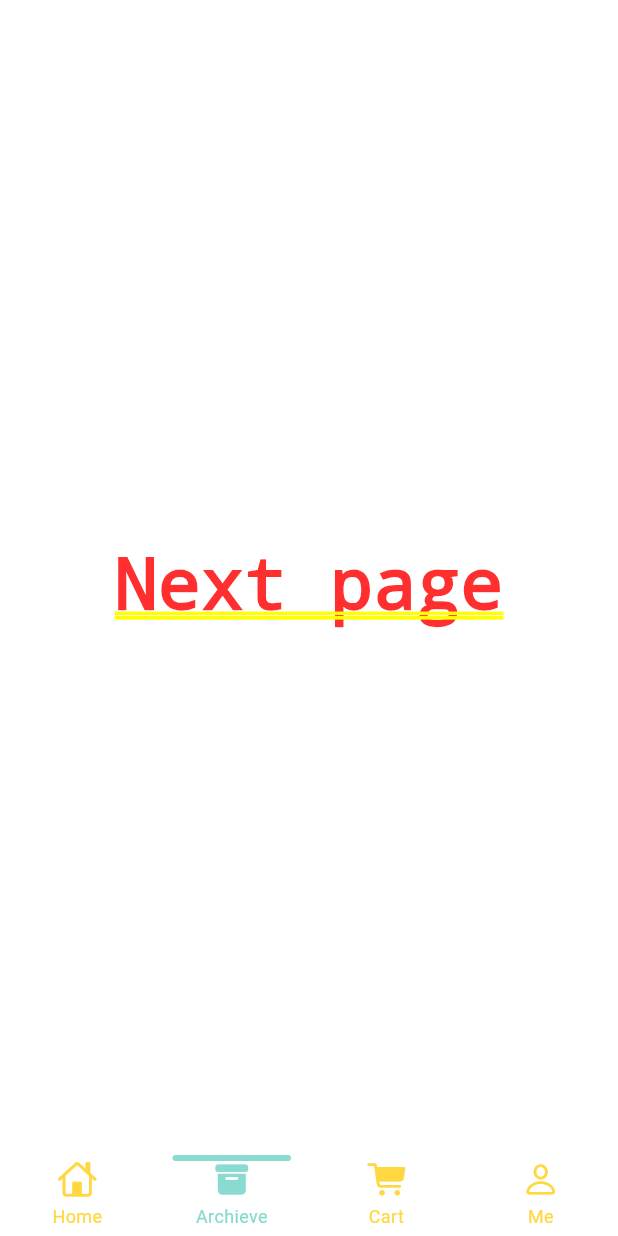
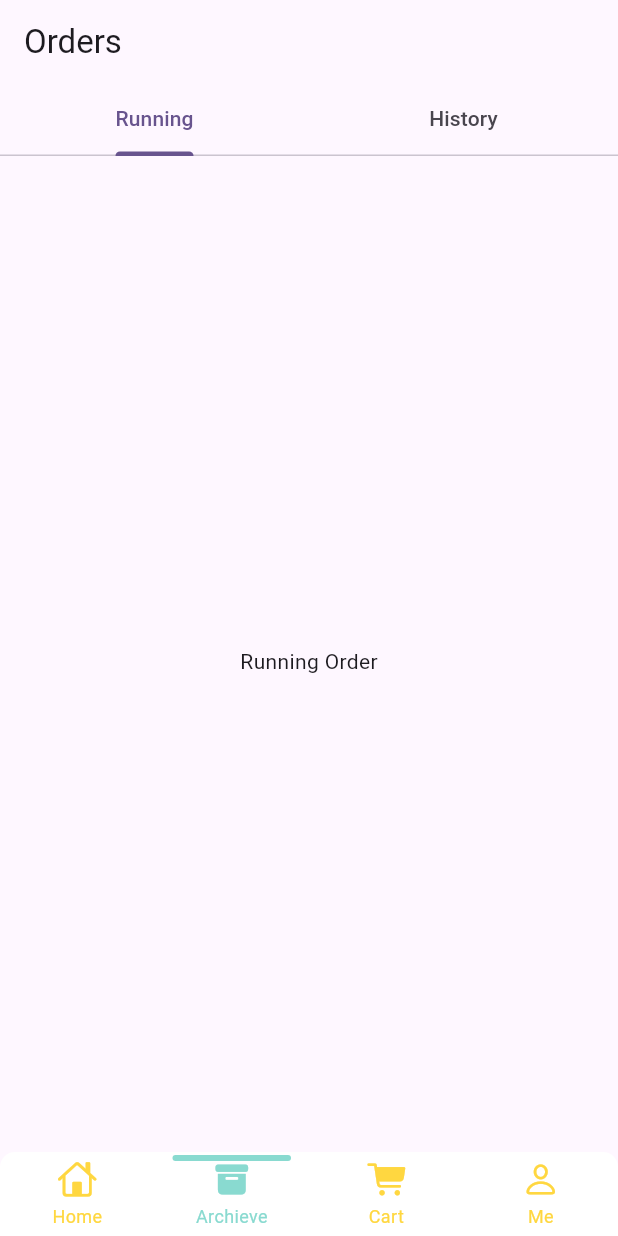
Before and after one commit to Pushpalal-Tharu/food_ordering_app, a Flutter app: the screen it shows after launch, item 2 of the bottom bar chosen, on a phone screen of 412 x 824 dp. Run offline on Flutter 3.47's test engine with Material 2 defaults, Android fonts, the phone set to English and light mode, and no system bars; drawn by our look-alikes of persistent_bottom_nav_bar; our stand-ins replace dots_indicator, get, shared_preferences; network calls fail.

```diff
--- a/lib/controllers/cart_controller.dart
+++ b/lib/controllers/cart_controller.dart
@@ -128,4 +128,9 @@ class CartController extends GetxController {
     _items = {};
     update();
   }
+
+  List<CartModel> getCartHistoryList() {
+    print(cartRepo.cartHistory);
+    return cartRepo.getCartHistoryList();
+  }
 }
--- /dev/null
+++ b/lib/pages/home/archieve_page.dart
@@ -0,0 +1,49 @@
+import 'package:flutter/material.dart';
+
+class ArchievePage extends StatefulWidget {
+  const ArchievePage({super.key});
+
+  @override
+  State<ArchievePage> createState() => _ArchievePageState();
+}
+
+class _ArchievePageState extends State<ArchievePage>
+    with TickerProviderStateMixin {
+  late TabController _tabController;
+  @override
+  void initState() {
+    super.initState();
+    _tabController = TabController(length: 2, vsync: this);
+  }
+
+  @override
+  Widget build(BuildContext context) {
+    return Scaffold(
+      appBar: AppBar(
+        title: Text("Orders"),
+        bottom: TabBar(
+          controller: _tabController,
+          tabs: const <Widget>[
+            Tab(
+              child: Text("Running"),
+            ),
+            Tab(
+              child: Text("History"),
+            ),
+          ],
+        ),
+      ),
+      body: TabBarView(
+        controller: _tabController,
+        children: const <Widget>[
+          Center(
+            child: Text("Running Order"),
+          ),
+          Center(
+            child: Text("Order History"),
+          ),
+        ],
+      ),
+    );
+  }
+}
--- a/lib/pages/home/home_page.dart
+++ b/lib/pages/home/home_page.dart
@@ -3,6 +3,9 @@ import 'package:flutter/material.dart';
 import 'package:food_ordering_app/pages/home/main_food_page.dart';
 import 'package:food_ordering_app/utils/colors.dart';
 import 'package:persistent_bottom_nav_bar/persistent_tab_view.dart';
+
+import '../cart/cart_history.dart';
+import 'archieve_page.dart';
 
 class HomePage extends StatefulWidget {
   const HomePage({super.key});
@@ -12,27 +15,27 @@ class HomePage extends StatefulWidget {
 }
 
 class _HomePageState extends State<HomePage> {
-  int _selectedIndex = 1;
+  // int _selectedIndex = 1;
   late PersistentTabController _controller;
-  List pages = [
-    MainFoodPage(),
-    Container(child: Center(child: Text("Next page"))),
-    Container(child: Center(child: Text("Next next page"))),
-    Container(child: Center(child: Text("Next next next page"))),
-  ];
+  // List pages = [
+  //   MainFoodPage(),
+  //   Container(child: Center(child: Text("Next page"))),
+  //   Container(child: Center(child: Text("Next next page"))),
+  //   Container(child: Center(child: Text("Next next next page"))),
+  // ];
 
-  void onTapNav(int index) {
-    setState(() {
-      _selectedIndex = index;
-    });
-  }
+  // void onTapNav(int index) {
+  //   setState(() {
+  //     _selectedIndex = index;
+  //   });
+  // }
 
   List<Widget> _buildScreens() {
     return [
       MainFoodPage(),
-      Container(child: Center(child: Text("Next page"))),
-      Container(child: Center(child: Text("Next next page"))),
-      Container(child: Center(child: Text("Next next next page"))),
+      ArchievePage(),
+      CartHistory(),
+      MainFoodPage(),
     ];
   }
 
--- a/pubspec.yaml
+++ b/pubspec.yaml
@@ -39,6 +39,7 @@ dependencies:
   get: ^4.6.5
   persistent_bottom_nav_bar: ^5.0.2
   shared_preferences: ^2.2.0
+  intl: ^0.18.1
 
 dev_dependencies:
   flutter_test:
```
Also changed, not shown: lib/pages/cart/cart_history.dart (added, +190 -0 lines), lib/pages/home/main_food_page.dart (+6 -2 lines), pubspec.lock.
